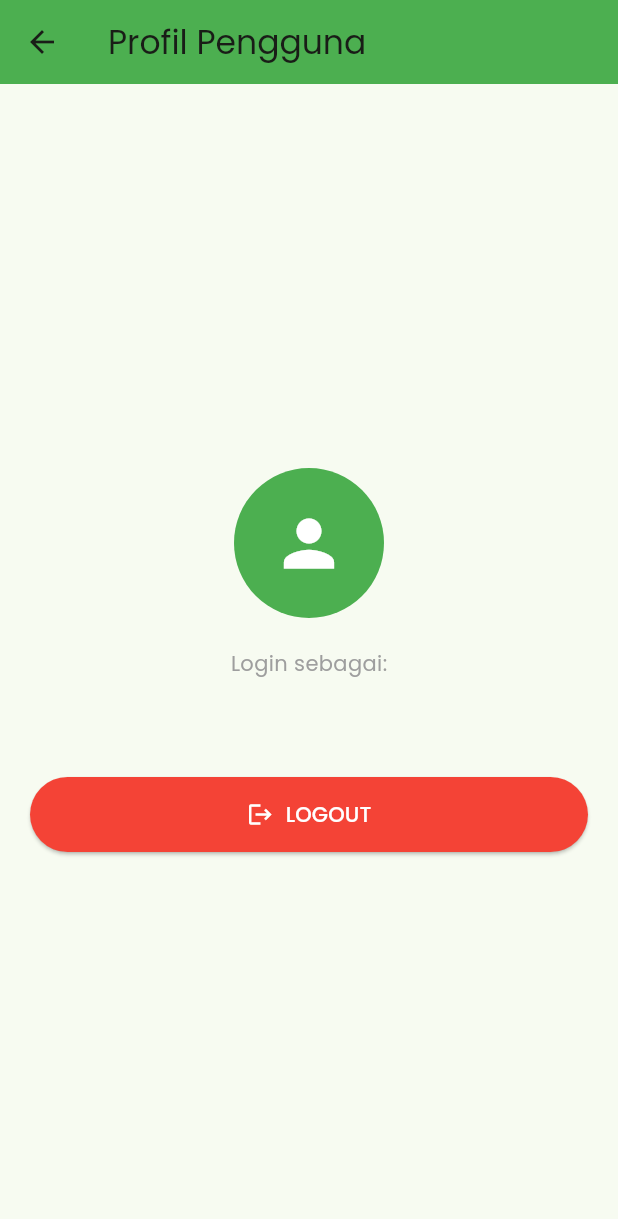
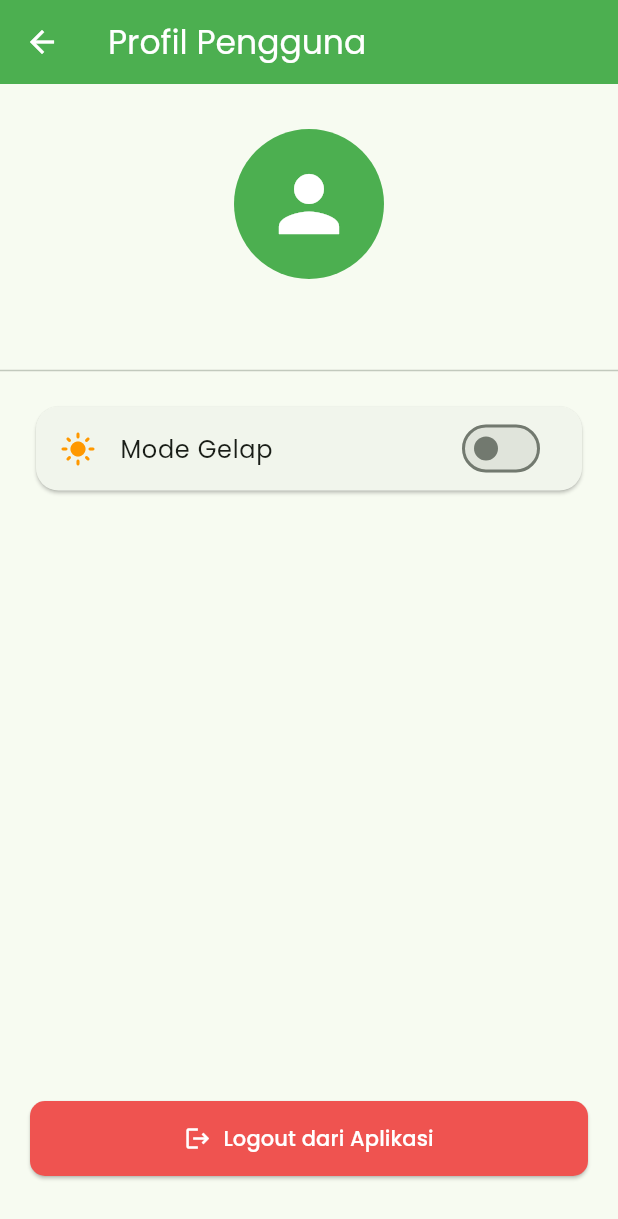
Before and after one commit to Rioprmn/projectpet_information, a Flutter app: the HomePage screen opened directly, after a tap on the "account circle" icon, on a phone screen of 412 x 824 dp. Shown: the top 1219 px of the screen. Run offline on Flutter 3.47's test engine with Material 3 defaults, Android fonts, the phone set to English and light mode, and no system bars; our stand-ins replace cloud_firestore, firebase_auth, firebase_core, google_fonts, shared_preferences; accounts and stored records are empty; network calls fail.

Commit message:
update_lagi

```diff
--- /dev/null
+++ b/lib/theme_provider.dart
@@ -0,0 +1,30 @@
+import 'package:flutter/material.dart';
+
+class ThemeProvider with ChangeNotifier {
+  bool _isDarkMode = false;
+
+  bool get isDarkMode => _isDarkMode;
+
+  // Fungsi untuk ganti tema
+  void toggleTheme() {
+    _isDarkMode = !_isDarkMode;
+    notifyListeners(); // Memberitahu semua widget untuk update tampilan
+  }
+
+  // Getter untuk data tema
+  ThemeData get themeData {
+    return _isDarkMode ? _darkTheme : _lightTheme;
+  }
+
+  static final _lightTheme = ThemeData(
+    brightness: Brightness.light,
+    primarySwatch: Colors.green,
+    scaffoldBackgroundColor: Colors.white,
+  );
+
+  static final _darkTheme = ThemeData(
+    brightness: Brightness.dark,
+    primarySwatch: Colors.green,
+    scaffoldBackgroundColor: const Color(0xFF121212),
+  );
+}
--- a/lib/views/home_page.dart
+++ b/lib/views/home_page.dart
@@ -1,130 +1,204 @@
 import 'package:cloud_firestore/cloud_firestore.dart';
 import 'package:flutter/material.dart';
+import 'package:shared_preferences/shared_preferences.dart';
 import '../models/animal_model.dart';
 import 'detail_page.dart';
 import 'profile_page.dart';
 import 'news_page.dart';
+import 'favorite_page.dart';
 
-class HomePage extends StatelessWidget {
+class HomePage extends StatefulWidget {
   const HomePage({super.key});
 
   @override
+  State<HomePage> createState() => _HomePageState();
+}
+
+class _HomePageState extends State<HomePage> {
+  String searchQuery = "";
+  List<String> favoriteIds = [];
+
+  @override
+  void initState() {
+    super.initState();
+    _loadFavorites();
+  }
+
+  Future<void> _loadFavorites() async {
+    final prefs = await SharedPreferences.getInstance();
+    setState(() {
+      favoriteIds = prefs.getStringList('fav_pets') ?? [];
+    });
+  }
+
+  Future<void> _toggleFavorite(String docId) async {
+    final prefs = await SharedPreferences.getInstance();
+    setState(() {
+      if (favoriteIds.contains(docId)) {
+        favoriteIds.remove(docId);
+      } else {
+        favoriteIds.add(docId);
+      }
+    });
+    await prefs.setStringList('fav_pets', favoriteIds);
+  }
+
+  @override
   Widget build(BuildContext context) {
-    return Scaffold(
+    // Menggunakan DefaultTabController untuk Kategori
+    return DefaultTabController(
+      length: 3, // 3 Tab: Semua, Dilindungi, Biasa
+      child: Scaffold(
         appBar: AppBar(
-        title: const Text("Pet Information - Daftar Hewan"),
+          title: const Text("Pet Information"),
           backgroundColor: Colors.green,
           foregroundColor: Colors.white,
-        actions: [
-          // Tombol Berita (REST API)
-          IconButton(
-            icon: const Icon(Icons.newspaper),
-            onPressed: () {
-              Navigator.push(
-                context,
-                MaterialPageRoute(builder: (context) => const NewsPage()),
-              );
-            },
-          ),
-          // Tombol Profil (Halaman ke-6)
-          IconButton(
-            icon: const Icon(Icons.account_circle),
-            onPressed: () {
-              Navigator.push(
-                context,
-                MaterialPageRoute(builder: (context) => const ProfilePage()),
-              );
-            },
-          ),
-        ],
-      ),
-      body: StreamBuilder<QuerySnapshot>(
-        stream: FirebaseFirestore.instance.collection('animals').snapshots(),
-        builder: (context, snapshot) {
-          if (snapshot.hasError) return const Center(child: Text("Wah, ada error!"));
-          if (snapshot.connectionState == ConnectionState.waiting) {
-            return const Center(child: CircularProgressIndicator());
-          }
-
-          if (!snapshot.hasData || snapshot.data!.docs.isEmpty) {
-            return const Center(child: Text("Belum ada data hewan."));
-          }
-
-          return ListView(
-            padding: const EdgeInsets.all(10),
-            children: snapshot.data!.docs.map((DocumentSnapshot document) {
-              String docId = document.id;
-              Animal animal = Animal.fromJson(document.data() as Map<String, dynamic>);
-
-              return Card(
-                elevation: 0,
-                margin: const EdgeInsets.symmetric(vertical: 8),
-                shape: RoundedRectangleBorder(
-                  borderRadius: BorderRadius.circular(15),
-                  side: BorderSide(color: Colors.grey.shade200),
-                ),
-                child: ListTile(
-                  contentPadding: const EdgeInsets.symmetric(horizontal: 16, vertical: 8),
-                  onTap: () {
-                    Navigator.push(
-                      context,
-                      MaterialPageRoute(
-                        builder: (context) => DetailPage(animal: animal),
-                      ),
-                    );
-                  },
-                  onLongPress: () => _showDeleteConfirm(context, docId, animal.name),
-                  leading: Hero(
-                    tag: 'photo-${animal.name}',
-                    child: ClipRRect(
-                      borderRadius: BorderRadius.circular(8),
-                      child: Image.network(
-                        animal.imageUrl,
-                        width: 60,
-                        height: 60,
-                        fit: BoxFit.cover,
-                        errorBuilder: (context, error, stackTrace) => const Icon(Icons.pets, size: 40),
+          bottom: PreferredSize(
+            preferredSize: const Size.fromHeight(110), // Tinggi ditambah untuk TabBar
+            child: Column(
+              children: [
+                // SEARCH BAR
+                Padding(
+                  padding: const EdgeInsets.symmetric(horizontal: 15, vertical: 5),
+                  child: TextField(
+                    onChanged: (value) => setState(() => searchQuery = value.toLowerCase()),
+                    decoration: InputDecoration(
+                      hintText: "Cari nama hewan...",
+                      prefixIcon: const Icon(Icons.search),
+                      fillColor: Colors.white,
+                      filled: true,
+                      contentPadding: EdgeInsets.zero,
+                      border: OutlineInputBorder(
+                        borderRadius: BorderRadius.circular(10),
+                        borderSide: BorderSide.none,
                       ),
                     ),
                   ),
-                  title: Text(animal.name, style: const TextStyle(fontWeight: FontWeight.bold)),
-                  subtitle: Text(animal.latinName, style: const TextStyle(fontStyle: FontStyle.italic)),
-                  trailing: Row(
-                    mainAxisSize: MainAxisSize.min,
-                    children: [
-                      IconButton(
-                        icon: const Icon(Icons.edit, color: Colors.blue),
-                        onPressed: () => _showEditAnimalDialog(context, docId, animal),
                 ),
-                      const SizedBox(width: 4),
-                      Container(
-                        padding: const EdgeInsets.all(6),
-                        decoration: BoxDecoration(
-                          color: Colors.red.shade100,
-                          borderRadius: BorderRadius.circular(10),
-                        ),
-                        child: Text(
-                          animal.status,
-                          style: const TextStyle(color: Colors.red, fontSize: 10, fontWeight: FontWeight.bold)
-                        ),
+                // TAB BAR KATEGORI
+                const TabBar(
+                  indicatorColor: Colors.white,
+                  labelColor: Colors.white,
+                  unselectedLabelColor: Colors.white70,
+                  tabs: [
+                    Tab(text: "Semua"),
+                    Tab(text: "Dilindungi"),
+                    Tab(text: "Biasa"),
+                  ],
                 ),
               ],
             ),
           ),
-              );
-            }).toList(),
-          );
-        },
+          actions: [
+            // TOMBOL MENU FAVORIT
+            IconButton(
+              icon: const Icon(Icons.favorite),
+              onPressed: () => Navigator.push(
+                context,
+                MaterialPageRoute(builder: (context) => const FavoritePage())
+              ).then((_) => _loadFavorites()), // Refresh saat balik
+            ),
+            IconButton(
+              icon: const Icon(Icons.newspaper),
+              onPressed: () => Navigator.push(context, MaterialPageRoute(builder: (context) => const NewsPage())),
+            ),
+            IconButton(
+              icon: const Icon(Icons.account_circle),
+              onPressed: () => Navigator.push(context, MaterialPageRoute(builder: (context) => const ProfilePage())),
+            ),
+          ],
+        ),
+        body: TabBarView(
+          children: [
+            _buildAnimalList("Semua"),
+            _buildAnimalList("Dilindungi"),
+            _buildAnimalList("Biasa"),
+          ],
         ),
         floatingActionButton: FloatingActionButton(
           backgroundColor: Colors.green,
           onPressed: () => _showAddAnimalDialog(context),
           child: const Icon(Icons.add, color: Colors.white),
         ),
+      ),
     );
   }
 
-  // --- FUNGSI TAMBAH DATA ---
+  // WIDGET UNTUK MEMBANGUN LIST BERDASARKAN KATEGORI
+  Widget _buildAnimalList(String category) {
+    return StreamBuilder<QuerySnapshot>(
+      stream: FirebaseFirestore.instance.collection('animals').snapshots(),
+      builder: (context, snapshot) {
+        if (!snapshot.hasData) return const Center(child: CircularProgressIndicator());
+
+        // Filter 1: Search & Filter 2: Kategori
+        var docs = snapshot.data!.docs.where((doc) {
+          var name = doc['name'].toString().toLowerCase();
+          var status = doc['status'].toString().toLowerCase();
+
+          bool matchesSearch = name.contains(searchQuery);
+          bool matchesCategory = true;
+
+          if (category == "Dilindungi") {
+            matchesCategory = status.contains("lindungi"); // Asumsi kata kunci di Firebase
+          } else if (category == "Biasa") {
+            matchesCategory = !status.contains("lindungi");
+          }
+
+          return matchesSearch && matchesCategory;
+        }).toList();
+
+        if (docs.isEmpty) return const Center(child: Text("Tidak ada data."));
+
+        return ListView.builder(
+          padding: const EdgeInsets.all(10),
+          itemCount: docs.length,
+          itemBuilder: (context, index) {
+            String docId = docs[index].id;
+            Animal animal = Animal.fromJson(docs[index].data() as Map<String, dynamic>);
+            bool isFav = favoriteIds.contains(docId);
+
+            return Card(
+              margin: const EdgeInsets.symmetric(vertical: 8),
+              shape: RoundedRectangleBorder(borderRadius: BorderRadius.circular(15)),
+              child: ListTile(
+                onTap: () => Navigator.push(
+                  context,
+                  MaterialPageRoute(builder: (context) => DetailPage(animal: animal)),
+                ).then((_) => _loadFavorites()),
+                leading: Hero(
+                  tag: 'photo-${animal.name}',
+                  child: ClipRRect(
+                    borderRadius: BorderRadius.circular(8),
+                    child: Image.network(animal.imageUrl, width: 60, height: 60, fit: BoxFit.cover),
+                  ),
+                ),
+                title: Text(animal.name, style: const TextStyle(fontWeight: FontWeight.bold)),
+                subtitle: Text(animal.status, style: TextStyle(color: animal.status.contains("lindungi") ? Colors.red : Colors.green)),
+                trailing: Row(
+                  mainAxisSize: MainAxisSize.min,
+                  children: [
+                    IconButton(
+                      icon: Icon(isFav ? Icons.favorite : Icons.favorite_border, color: Colors.red),
+                      onPressed: () => _toggleFavorite(docId),
+                    ),
+                    IconButton(
+                      icon: const Icon(Icons.edit, color: Colors.blue),
+                      onPressed: () => _showEditAnimalDialog(context, docId, animal),
+                    ),
+                  ],
+                ),
+              ),
+            );
+          },
+        );
+      },
+    );
+  }
+
+  // --- FUNGSI CRUD (TETAP SAMA SEPERTI SEBELUMNYA) ---
+  // ... (Masukkan fungsi _showAddAnimalDialog, _showEditAnimalDialog, _showDeleteConfirm di sini)
+
   void _showAddAnimalDialog(BuildContext context) {
     final nameController = TextEditingController();
     final latinController = TextEditingController();
@@ -142,13 +216,9 @@ class HomePage extends StatelessWidget {
             children: [
               TextField(controller: nameController, decoration: const InputDecoration(labelText: "Nama Hewan")),
               TextField(controller: latinController, decoration: const InputDecoration(labelText: "Nama Latin")),
-              TextField(controller: statusController, decoration: const InputDecoration(labelText: "Status")),
+              TextField(controller: statusController, decoration: const InputDecoration(labelText: "Status (Dilindungi/Biasa)")),
               TextField(controller: imageController, decoration: const InputDecoration(labelText: "URL Foto")),
-              TextField(
-                controller: descController,
-                maxLines: 3,
-                decoration: const InputDecoration(labelText: "Deskripsi Singkat")
-              ),
+              TextField(controller: descController, maxLines: 3, decoration: const InputDecoration(labelText: "Deskripsi")),
             ],
           ),
         ),
@@ -175,7 +245,6 @@ class HomePage extends StatelessWidget {
     );
   }
 
-  // --- FUNGSI EDIT DATA ---
   void _showEditAnimalDialog(BuildContext context, String docId, Animal animal) {
     final nameController = TextEditingController(text: animal.name);
     final latinController = TextEditingController(text: animal.latinName);
@@ -195,11 +264,7 @@ class HomePage extends StatelessWidget {
               TextField(controller: latinController, decoration: const InputDecoration(labelText: "Nama Latin")),
               TextField(controller: statusController, decoration: const InputDecoration(labelText: "Status")),
               TextField(controller: imageController, decoration: const InputDecoration(labelText: "URL Foto")),
-              TextField(
-                controller: descController,
-                maxLines: 3,
-                decoration: const InputDecoration(labelText: "Deskripsi")
-              ),
+              TextField(controller: descController, maxLines: 3, decoration: const InputDecoration(labelText: "Deskripsi")),
             ],
           ),
         ),
@@ -224,13 +289,12 @@ class HomePage extends StatelessWidget {
     );
   }
 
-  // --- FUNGSI HAPUS DATA ---
   void _showDeleteConfirm(BuildContext context, String docId, String name) {
     showDialog(
       context: context,
       builder: (context) => AlertDialog(
         title: const Text("Hapus Data?"),
-        content: Text("Yakin ingin menghapus $name dari project pet_information?"),
+        content: Text("Yakin ingin menghapus $name?"),
         actions: [
           TextButton(onPressed: () => Navigator.pop(context), child: const Text("Batal")),
           ElevatedButton(
--- a/lib/views/profile_page.dart
+++ b/lib/views/profile_page.dart
@@ -1,5 +1,7 @@
+import 'package:flutter/material.dart';
+import 'package:pet_information/theme_provider.dart';
+import 'package:provider/provider.dart';
 import 'package:firebase_auth/firebase_auth.dart';
-import 'package:flutter/material.dart';
 import 'login_page.dart';
 
 class ProfilePage extends StatelessWidget {
@@ -7,39 +9,71 @@ class ProfilePage extends StatelessWidget {
 
   @override
   Widget build(BuildContext context) {
-    // Mengambil data user yang sedang login
+    // Memanggil provider agar bisa mengubah tema
+    final themeProvider = Provider.of<ThemeProvider>(context);
     final user = FirebaseAuth.instance.currentUser;
 
     return Scaffold(
       appBar: AppBar(
         title: const Text("Profil Pengguna"),
         backgroundColor: Colors.green,
+        foregroundColor: Colors.white,
       ),
-      body: Center(
-        child: Padding(
-          padding: const EdgeInsets.all(20.0),
-          child: Column(
-            mainAxisAlignment: MainAxisAlignment.center,
+      body: Column(
         children: [
-              const CircleAvatar(
+          const SizedBox(height: 30),
+          // Bagian Header Profil
+          const Center(
+            child: CircleAvatar(
               radius: 50,
               backgroundColor: Colors.green,
-                child: Icon(Icons.person, size: 50, color: Colors.white),
+              child: Icon(Icons.person, size: 60, color: Colors.white),
             ),
-              const SizedBox(height: 20),
-              const Text("Login sebagai:", style: TextStyle(color: Colors.grey)),
+          ),
+          const SizedBox(height: 15),
           Text(
-                user?.email ?? "User tidak dikenal",
+            user?.email ?? "User Email",
             style: const TextStyle(fontSize: 18, fontWeight: FontWeight.bold),
           ),
-              const SizedBox(height: 40),
-              SizedBox(
+          const Divider(height: 40, thickness: 1),
+
+          // Pengaturan Fitur 3: Dark Mode Toggle
+          Padding(
+            padding: const EdgeInsets.symmetric(horizontal: 20),
+            child: Card(
+              shape: RoundedRectangleBorder(borderRadius: BorderRadius.circular(15)),
+              child: ListTile(
+                leading: Icon(
+                  themeProvider.isDarkMode ? Icons.dark_mode : Icons.light_mode,
+                  color: Colors.orange,
+                ),
+                title: const Text("Mode Gelap"),
+                trailing: Switch(
+                  value: themeProvider.isDarkMode,
+                  onChanged: (value) {
+                    themeProvider.toggleTheme();
+                  },
+                ),
+              ),
+            ),
+          ),
+
+          const Spacer(), // Memberi jarak agar tombol logout di bawah
+
+          // Tombol Logout
+          Padding(
+            padding: const EdgeInsets.all(20),
+            child: SizedBox(
               width: double.infinity,
               child: ElevatedButton.icon(
                 style: ElevatedButton.styleFrom(
-                    backgroundColor: Colors.red,
+                  backgroundColor: Colors.red.shade400,
+                  foregroundColor: Colors.white,
                   padding: const EdgeInsets.symmetric(vertical: 15),
+                  shape: RoundedRectangleBorder(borderRadius: BorderRadius.circular(10)),
                 ),
+                icon: const Icon(Icons.logout),
+                label: const Text("Logout dari Aplikasi"),
                 onPressed: () async {
                   await FirebaseAuth.instance.signOut();
                   if (context.mounted) {
@@ -50,13 +84,11 @@ class ProfilePage extends StatelessWidget {
                     );
                   }
                 },
-                  icon: const Icon(Icons.logout, color: Colors.white),
-                  label: const Text("LOGOUT", style: TextStyle(color: Colors.white)),
               ),
             ),
+          ),
+          const SizedBox(height: 20),
         ],
-          ),
-        ),
       ),
     );
   }
--- a/pubspec.yaml
+++ b/pubspec.yaml
@@ -40,6 +40,7 @@ dependencies:
   cloud_firestore: ^4.13.6
 
   js: ^0.7.1
+  shared_preferences: ^2.5.4
 
   # The following adds the Cupertino Icons font to your application.
   # Use with the CupertinoIcons class for iOS style icons.
```
Also changed, not shown: lib/main.dart (+34 -7 lines), lib/views/detail_page.dart (+44 -9 lines), lib/views/favorite_page.dart (added, +70 -0 lines), pubspec.lock, 1 other file. Lines whose indentation alone changed are shown as unchanged.
